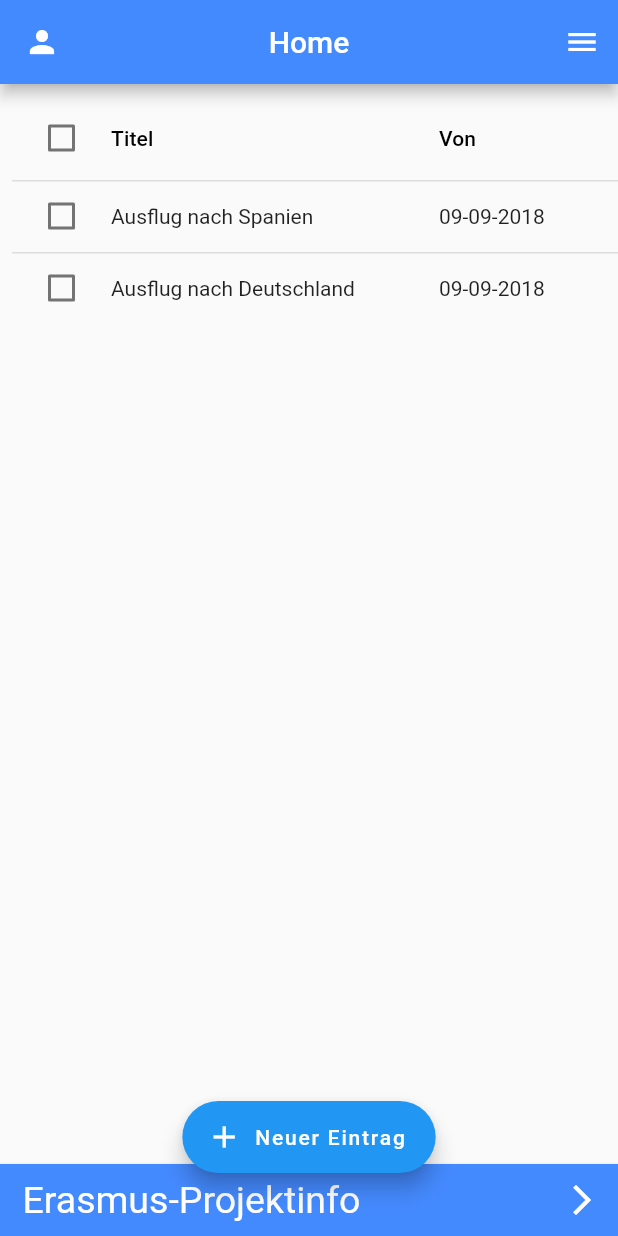
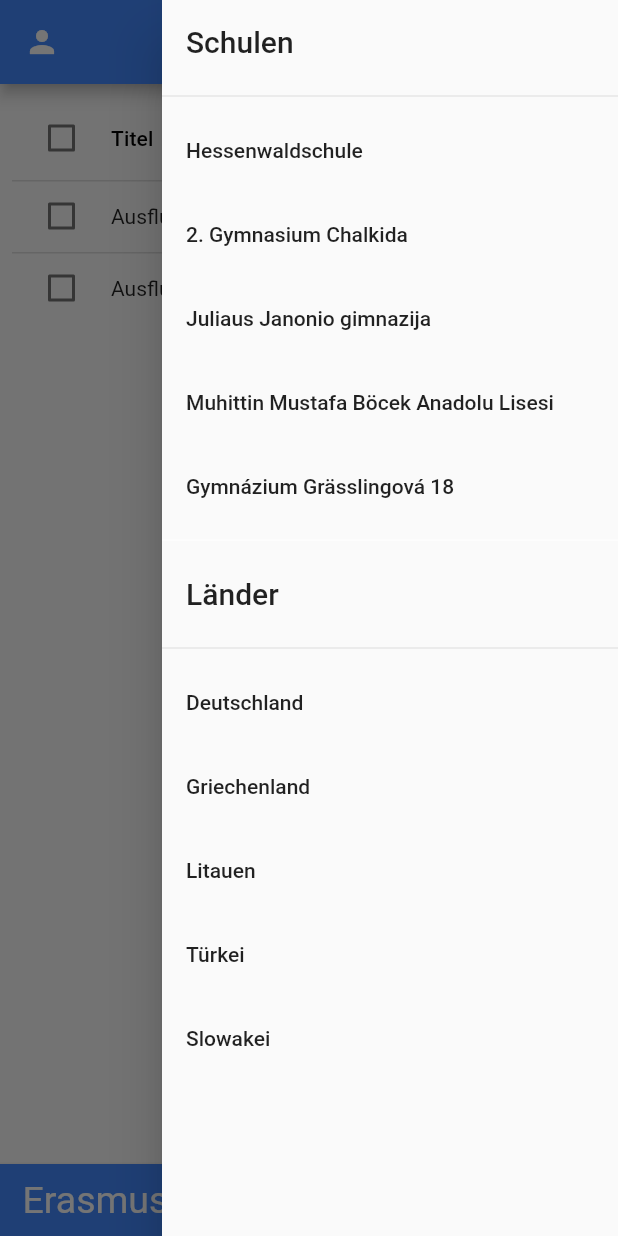
Before and after one commit to tth05/ErasmusDoc, a Flutter app: the screen it shows after launch, with the side drawer open (before the commit the screen has no drawer), on a phone screen of 412 x 824 dp. Run offline on Flutter 3.47's test engine with Material 2 defaults, Android fonts, the phone set to English and light mode, and no system bars.

Commit message:
Add drawer to HomeScreen

```diff
--- a/lib/globals.dart
+++ b/lib/globals.dart
@@ -7,7 +7,7 @@ library erasmus_app.globals;
 
 //TODO: Make a class for PersonalData
 var selectedSchool = "";
-//TODO: Load schools from assets
+//TODO: Load schools and countries from assets
 final schools = [
   "Hessenwaldschule",
   "2. Gymnasium Chalkida",
@@ -15,6 +15,8 @@ final schools = [
   "Muhittin Mustafa Böcek Anadolu Lisesi",
   "Gymnázium Grässlingová 18"
 ];
+
+final countries = ["Deutschland", "Griechenland", "Litauen", "Türkei", "Slowakei"];
 
 //userBirthdayDate - Start
 var _userBirthdayDate;
--- a/lib/screens/app_home/app_home.dart
+++ b/lib/screens/app_home/app_home.dart
@@ -3,6 +3,7 @@
     This project is licensed under the terms of the GNU General Public License v3.0, see LICENSE.txt
 */
 
+import 'package:erasmus_app/globals.dart' as globals;
 import 'package:erasmus_app/screens/app_home/custom_button_location.dart';
 import 'package:erasmus_app/screens/app_home/widgets/widgets.dart';
 import 'package:flutter/material.dart';
@@ -13,6 +14,30 @@ class AppHomeScreen extends StatefulWidget {
 }
 
 class AppHomeState extends State<AppHomeScreen> {
+  final drawerList = <Widget>[];
+
+  @override
+  void initState() {
+    super.initState();
+    drawerList.add(ListTile(title: Text("Schulen", style: TextStyle(fontSize: 20.0))));
+    drawerList.add(Divider());
+    drawerList.addAll(globals.schools.map(
+          (s) =>
+          ListTile(
+            title: Text("$s"),
+          ),
+    ));
+    drawerList.add(Divider(color: Colors.white));
+    drawerList.add(ListTile(title: Text("Länder", style: TextStyle(fontSize: 20.0))));
+    drawerList.add(Divider());
+    drawerList.addAll(globals.countries.map(
+          (s) =>
+          ListTile(
+            title: Text("$s"),
+          ),
+    ));
+  }
+
   @override
   Widget build(BuildContext context) {
     return Scaffold(
@@ -23,13 +48,11 @@ class AppHomeState extends State<AppHomeScreen> {
           icon: Icon(Icons.person),
           onPressed: () => Navigator.of(context).pushNamed("/profile"),
         ),
-        actions: <Widget>[
-          IconButton(
-            icon: Icon(Icons.menu),
-            color: Colors.white,
-            onPressed: () => Navigator.of(context).pushNamed("/"),
-          ),
-        ],
+      ),
+      endDrawer: Drawer(
+        child: ListView(
+          children: drawerList,
+        ),
       ),
       floatingActionButton: FloatingActionButton.extended(
         onPressed: () {},
--- a/pubspec.yaml
+++ b/pubspec.yaml
@@ -9,7 +9,7 @@ dependencies:
 
   # The following adds the Cupertino Icons font to your application.
   # Use with the CupertinoIcons class for iOS style icons.
-  cupertino_icons: ^0.1.2
+  #  cupertino_icons: ^0.1.2
   url_launcher: ^3.0.3
 
 dev_dependencies:
```
